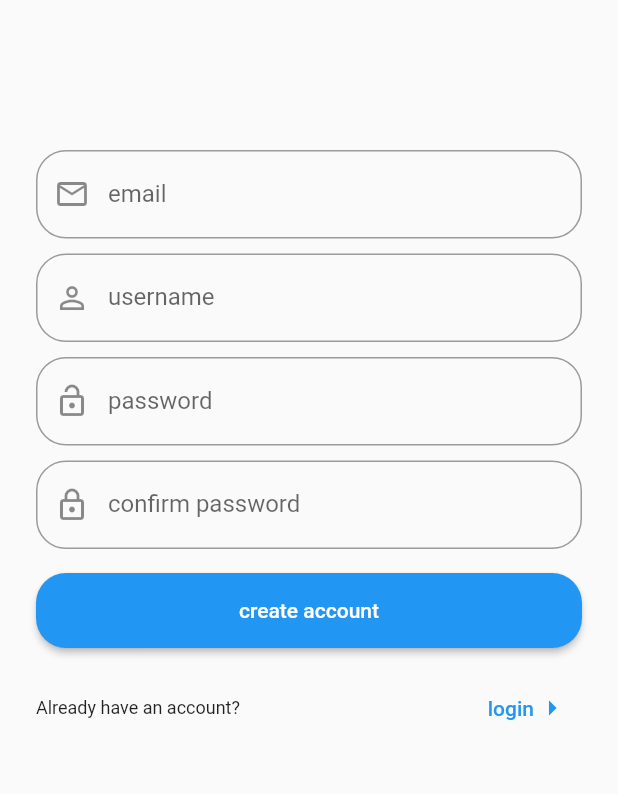
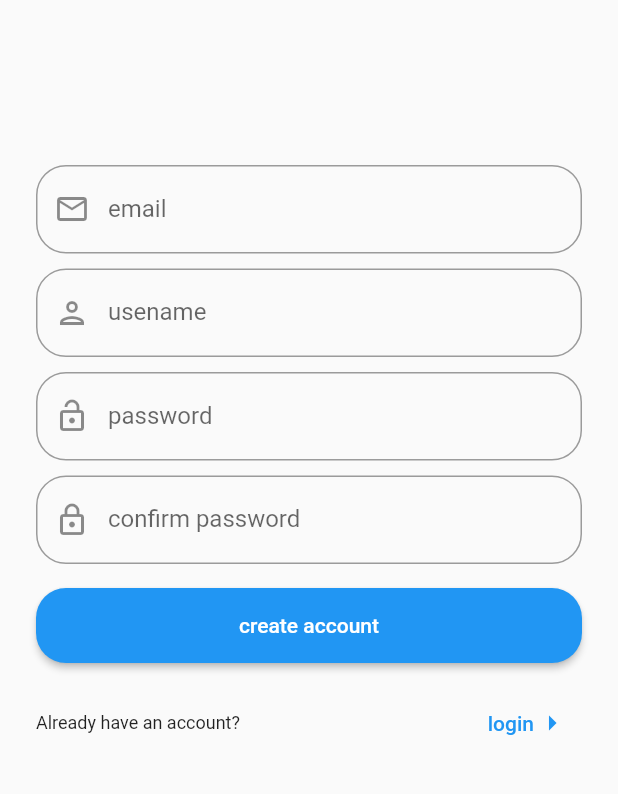
Before and after one commit to IOU4/sol-flutter, a Flutter app: the RegisterPage screen opened by its route, on a phone screen of 412 x 824 dp, the part 234-1028 px from its top. Run offline on Flutter 3.47's test engine with Material 2 defaults, Android fonts, the phone set to English and light mode, and no system bars.

Commit message:
using input_data in register and login pages

```diff
--- a/lib/register.dart
+++ b/lib/register.dart
@@ -1,5 +1,6 @@
 import 'package:flutter/material.dart';
 import 'package:myapp/home.dart';
+import 'package:myapp/util/input_data.dart';
 
 class RegisterPage extends StatefulWidget {
   const RegisterPage({super.key});
@@ -14,14 +15,27 @@ class _RegisterPageState extends State<RegisterPage> {
   final _passwordController = TextEditingController();
   final _passwordConfirmationController = TextEditingController();
 
-  get inputDecoration => (String labelText, IconData icon) => InputDecoration(
-        prefixIcon: Icon(icon),
-        border: OutlineInputBorder(
-          borderSide: BorderSide(width: 2, color: (Colors.brown[400])!),
-          borderRadius: const BorderRadius.all(Radius.circular(20)),
-        ),
-        labelText: labelText,
-      );
+  late List<InputData> _inputs;
+  _RegisterPageState() {
+    _inputs = [
+      InputData(
+          icon: Icons.email_outlined,
+          label: "email",
+          controller: _emailController),
+      InputData(
+          icon: Icons.person_outlined,
+          label: "usename",
+          controller: _usernameController),
+      InputData(
+          icon: Icons.lock_open_outlined,
+          label: "password",
+          controller: _passwordController),
+      InputData(
+          icon: Icons.lock_outlined,
+          label: "confirm password",
+          controller: _passwordConfirmationController)
+    ];
+  }
 
   void _finishRegister() {
     Navigator.pushAndRemoveUntil<void>(
@@ -58,35 +72,31 @@ class _RegisterPageState extends State<RegisterPage> {
               ],
             ),
             const SizedBox(height: 100.0),
-            TextField(
-              controller: _emailController,
-              decoration: inputDecoration('email', Icons.email_outlined),
-            ),
-            const SizedBox(height: 10.0),
-            TextField(
-              controller: _usernameController,
-              decoration: inputDecoration('username', Icons.person_outline),
-            ),
-            const SizedBox(height: 10.0),
-            TextField(
-              controller: _passwordController,
-              decoration: inputDecoration('password', Icons.lock_open_outlined),
-              obscureText: true,
-            ),
-            const SizedBox(height: 10.0),
-            TextField(
-              controller: _passwordConfirmationController,
-              decoration:
-                  inputDecoration('confirm password', Icons.lock_outlined),
-            ),
+            for (var input in _inputs)
+              Column(
+                children: [
+                  const SizedBox(height: 10),
+                  TextField(
+                    controller: input.controller,
+                    decoration: InputDecoration(
+                      prefixIcon: Icon(input.icon),
+                      border: OutlineInputBorder(
+                        borderSide:
+                            BorderSide(width: 2, color: (Colors.brown[400])!),
+                        borderRadius:
+                            const BorderRadius.all(Radius.circular(20)),
+                      ),
+                      labelText: input.label,
+                    ),
+                  ),
+                ],
+              ),
             const SizedBox(height: 16),
             SizedBox(
               width: double.maxFinite,
               height: 50.0,
               child: ElevatedButton(
-                onPressed: () {
-                  _finishRegister();
-                },
+                onPressed: _finishRegister,
                 style: buttonStyle,
                 child: const Text('create account'),
               ),
--- /dev/null
+++ b/lib/util/input_data.dart
@@ -0,0 +1,9 @@
+import 'package:flutter/material.dart';
+
+class InputData {
+  final IconData icon;
+  final String label;
+  final TextEditingController controller;
+  const InputData(
+      {required this.icon, required this.label, required this.controller});
+}
```
Also changed, not shown: lib/login.dart (+34 -13 lines).
